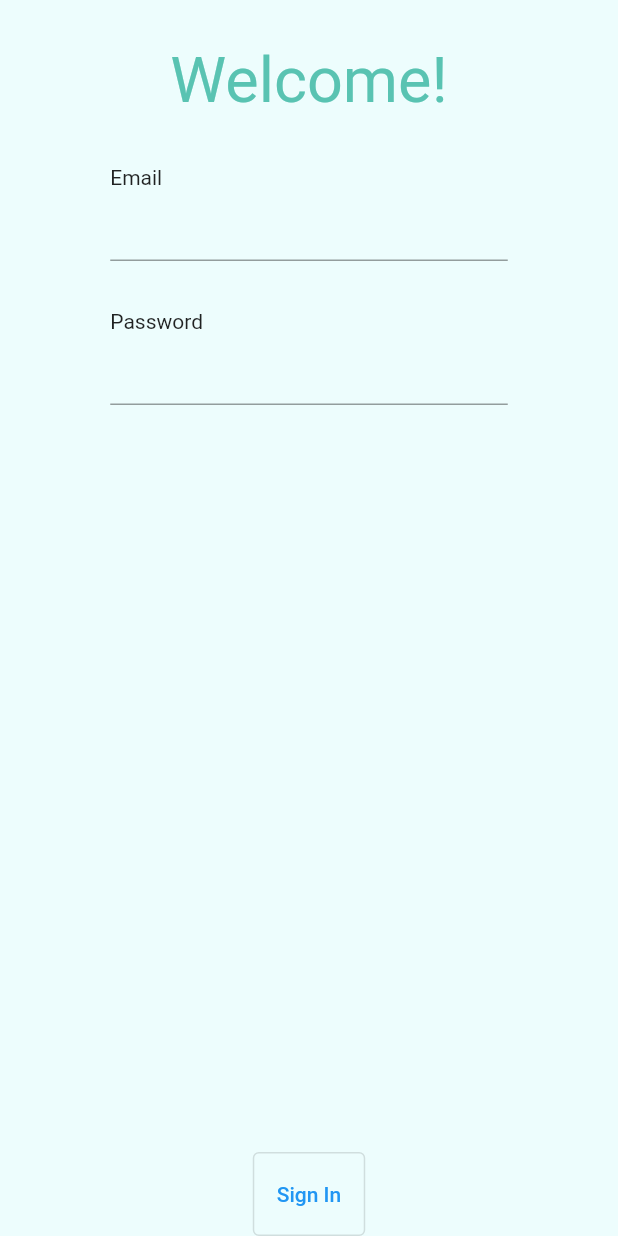
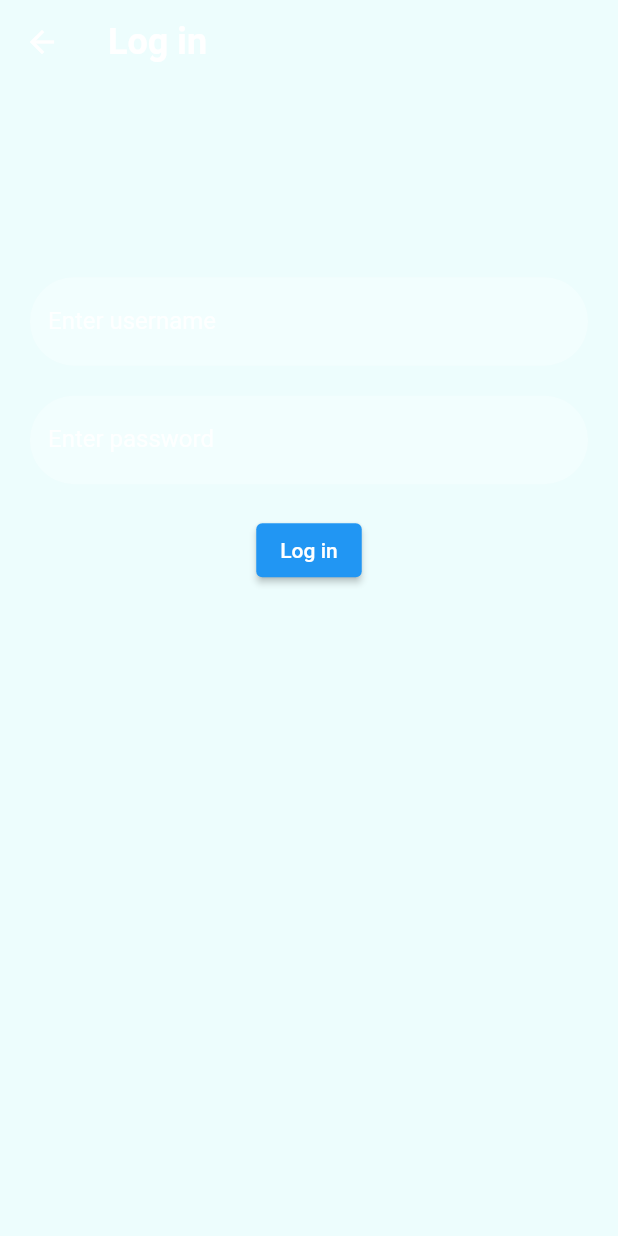
Before and after one commit to aishu1822/PostURight, a Flutter app: the LoginScreen screen opened directly, on a phone screen of 412 x 824 dp. Run offline on Flutter 3.47's test engine with Material 2 defaults, Android fonts, the phone set to English and light mode, and no system bars; our stand-ins replace babstrap_settings_screen, firebase_core, firebase_database, get, simple_circular_progress_bar, syncfusion_flutter_datepicker; missing offline and left inert: calender_picker, linear_progress_bar; accounts and stored records are empty; Roboto replaces fonts that are missing (Palanquin Dark).

Commit message:
login and create account screens, callback to refresh main state

```diff
--- a/posturight/lib/create_account.dart
+++ b/posturight/lib/create_account.dart
@@ -1,5 +1,8 @@
 import 'package:flutter/material.dart';
+import 'package:posturight/login.dart';
 import 'home.dart';
+import 'text_field.dart';
+import 'colors.dart';
 
 class CreateAccountScreen extends StatefulWidget {
   const CreateAccountScreen({Key? key}) : super(key: key);
@@ -9,9 +12,14 @@ class CreateAccountScreen extends StatefulWidget {
 }
 
 class CreateAccountScreenState extends State<CreateAccountScreen> {
+
+  TextEditingController _passwordTextController = TextEditingController();
+  TextEditingController _emailTextController = TextEditingController();
+
   @override
   Widget build(BuildContext context) {
     return Scaffold(
+      backgroundColor: appBackgroundColor,
       extendBodyBehindAppBar: true,
       appBar: AppBar (
         backgroundColor: Colors.transparent,
@@ -32,15 +40,15 @@ class CreateAccountScreenState extends State<CreateAccountScreen> {
                 const SizedBox(
                   height: 20,
                 ),
-                // TODO: Enter Username
+                loginTextField("Enter username", false, _emailTextController),
                 const SizedBox(
                   height: 20,
                 ),
-                // Enter email
+                loginTextField("Enter email", false, _emailTextController),
                 const SizedBox(
                   height: 20,
                 ),
-                // Enter pw
+                loginTextField("Enter password", false, _passwordTextController),
                 const SizedBox(
                   height: 20,
                 ),
--- a/posturight/lib/home.dart
+++ b/posturight/lib/home.dart
@@ -1,5 +1,6 @@
 import 'package:flutter/material.dart';
 import 'package:babstrap_settings_screen/babstrap_settings_screen.dart';
+import 'package:posturight/login.dart';
 import 'calendar.dart';
 import 'package:calender_picker/calender_picker.dart';
 import 'package:simple_circular_progress_bar/simple_circular_progress_bar.dart';
@@ -7,7 +8,7 @@ import 'colors.dart';
 import 'main.dart';
 
 class HomePage extends StatefulWidget {
-  const HomePage({required this.title, Key? key}) : super(key: key);
+  const HomePage({required this.title, Key? key, Function? refresh}) : super(key: key);
   final String? title;
 
   @override
@@ -57,13 +58,6 @@ class _HomePageState extends State<HomePage> {
               child: Text("Test set db"),
             ),
 
-            ElevatedButton (
-              onPressed: () {
-                profileRef.set({'firstname': 'Jane', 'lastname': 'Doe'});
-              },
-              child: Text("Logout"),
-            ),
-
 
             Container(
               height: 200,
@@ -99,7 +93,16 @@ class _HomePageState extends State<HomePage> {
                     ),
                 ),
               ]
-            )
+            ),
+
+            ElevatedButton(
+              onPressed: (){
+                // Navigator.push(context,
+                //   MaterialPageRoute(builder: (context) => LoginScreen()));
+
+              },
+              child: Text("Logout"),
+            ),
           ],
       )
       ],
--- a/posturight/lib/login.dart
+++ b/posturight/lib/login.dart
@@ -2,6 +2,8 @@ import 'package:flutter/material.dart';
 import 'package:flutter/cupertino.dart';
 import 'colors.dart';
 import 'style.dart';
+import 'text_field.dart';
+import 'home.dart';
 
 class LoginScreen extends StatefulWidget {
   @override
@@ -9,79 +11,57 @@ class LoginScreen extends StatefulWidget {
 }
 
 class _LoginScreenState extends State<LoginScreen> {
+
+  TextEditingController _passwordTextController = TextEditingController();
+  TextEditingController _emailTextController = TextEditingController();
+
   @override
   Widget build(BuildContext context) {
     return SafeArea(
         child: Scaffold(
-            backgroundColor: appBackgroundColor,//ColorConstant.gray50,
+            backgroundColor: appBackgroundColor,
+            extendBodyBehindAppBar: true,
+            appBar: AppBar (
+              backgroundColor: Colors.transparent,
+              elevation: 0,
+              title: const Text(
+                "Log in",
+                style: TextStyle(fontSize: 24, fontWeight: FontWeight.bold),
+              ),
+            ),
             body: Container(
-                width: double.maxFinite,
-                padding: const EdgeInsets.only(left: 24,right: 24,),
-                child: Column(
-                    mainAxisAlignment: MainAxisAlignment.center,
-                    children: [
-                      Container(
-                          height: 94,//getVerticalSize(94),
-                          width: 265,//getHorizontalSize(265),
-                          margin: const EdgeInsets.only(top: 29,),//getMargin(top: 29),
-                          child:
-                            Wrap(
-                              children: [
-                                Align(
-                                    alignment: Alignment.topCenter,
-                                    child: Text("Welcome!",
-                                        overflow: TextOverflow.ellipsis,
-                                        textAlign: TextAlign.left,
-                                        style: Style.txtPalanquinDarkRegular42)
-                                ),
-                                const Padding(
-                                  padding: EdgeInsets.only(top: 32,),
-                                  child: Text("Email",
-                                      overflow: TextOverflow.ellipsis,
-                                      textAlign: TextAlign.left,
-                                      /*style: AppStyle.txtRobotoRegular16*/)
-                                ),
-                                TextFormField(
-                                    controller: TextEditingController(text: ''),
-                                    // initialValue: "TODO: email validation",
-                                    // variant: TextFormFieldVariant.OutlineBluegray600_1,
-                                    // fontStyle:TextFormFieldFontStyle.RobotoRegular16Black90001,
-                                    // textInputAction: TextInputAction.done
-                                ),
-                                const Padding(
-                                  padding: EdgeInsets.only(top: 32,),
-                                  child: Text("Password",
-                                      overflow: TextOverflow.ellipsis,
-                                      textAlign: TextAlign.left,
-                                      /*style: AppStyle.txtRobotoRegular16*/)
-                                ),
-                                TextFormField(
-                                    controller: TextEditingController(text: ''),
-                                    // initialValue: "TODO: pw validation",
-                                    // variant: TextFormFieldVariant.OutlineBluegray600_1,
-                                    // fontStyle:TextFormFieldFontStyle.RobotoRegular16Black90001,
-                                    // textInputAction: TextInputAction.done
-                                ),
-                              ])),
-                      const Spacer(),
-                      SizedBox(
-                        height: 56,
-                        child: OutlinedButton(
-                            // height: 56,//getVerticalSize(56),
-                            // variant: ButtonVariant.FillTeal700,
-                            // fontStyle: ButtonFontStyle.SFProBold20,
-                            // onTap: () => onTapGetstarted(context), onPressed: () {  },
-                            onPressed: () {  },
-                            child: const Text("Sign In"),
-                        ),
+              width: MediaQuery.of(context).size.width,
+              height: MediaQuery.of(context).size.height,
+              child: SingleChildScrollView(
+                child: Padding(
+                  padding: EdgeInsets.fromLTRB(20, MediaQuery.of(context).size.height * 0.2, 20, 0),
+                  child: Column(
+                    children: <Widget>[
+                      const SizedBox(
+                        height: 20,
                       ),
-                    ])
-                    )
+                      loginTextField("Enter username", false, _emailTextController),
+                      const SizedBox(
+                        height: 20,
+                      ),
+                      loginTextField("Enter password", false, _passwordTextController),
+                      const SizedBox(
+                        height: 20,
+                      ),
+                      ElevatedButton(
+                        onPressed: (){
+                          // Navigator.push(context,
+                          //   MaterialPageRoute(builder: (context) => HomePage(title: 'Home')));
+                          // setState(() => currentWidget = HomePage(title: 'Home'));
+                        },
+                        child: Text("Log in")
+                      )
+                    ],
                   )
-                );
-  }
-
-  onTapGetstarted(BuildContext context) {
-    // Navigator.pushNamed(context, AppRoutes.iphone14ThreeScreen);
+                )
+              ),
+            )
+          )
+        );
   }
 }
--- /dev/null
+++ b/posturight/lib/text_field.dart
@@ -0,0 +1,24 @@
+import 'package:flutter/material.dart';
+TextField loginTextField(String text, bool isPasswordType, TextEditingController controller) {
+  return TextField (
+                  controller: controller,
+                  obscureText: isPasswordType,
+                  enableSuggestions: !isPasswordType,
+                  autocorrect: !isPasswordType,
+                  cursorColor: Colors.white,
+                  style: TextStyle(color: Colors.white.withOpacity(0.9)),
+                  decoration: InputDecoration(
+                    // prefixIcon: Icon(),
+                    labelText: text,
+                    labelStyle: TextStyle(color: Colors.white.withOpacity(0.9)),
+                    filled: true,
+                    floatingLabelBehavior: FloatingLabelBehavior.never,
+                    fillColor: Colors.white.withOpacity(0.3),
+                    border: OutlineInputBorder(
+                      borderRadius: BorderRadius.circular(50.0),
+                      borderSide: const BorderSide(width: 0, style: BorderStyle.none),
+                    ),
+                  ),
+                  keyboardType: isPasswordType ? TextInputType.visiblePassword : TextInputType.emailAddress,
+                );
+}
```
Also changed, not shown: posturight/lib/bottom_nav.dart (added, +33 -0 lines), posturight/lib/main.dart (+25 -28 lines), posturight/lib/title.dart (+24 -8 lines).
